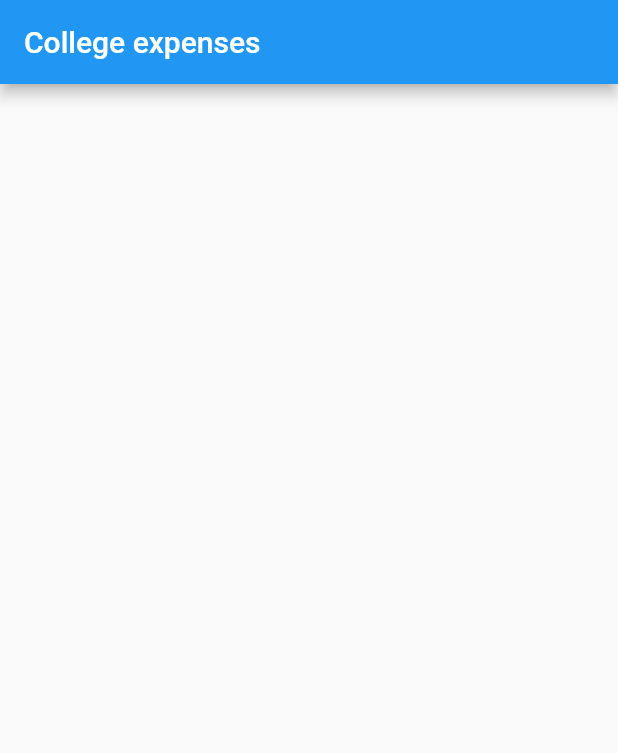
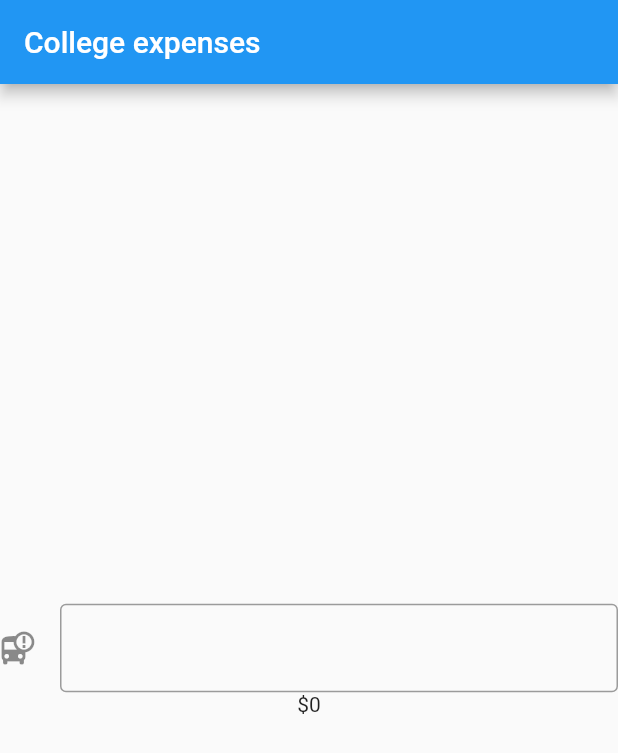
Before and after one commit to sarrietav-dev/uni_expenses, a Flutter app: the screen it shows after launch, on a phone screen of 412 x 824 dp. Shown: the top 753 px of the screen. Run offline on Flutter 3.47's test engine with Material 2 defaults, Android fonts, the phone set to English and light mode, and no system bars.

Commit message:
✨ Add input field

```diff
--- a/lib/main.dart
+++ b/lib/main.dart
@@ -1,4 +1,5 @@
 import 'package:flutter/material.dart';
+import 'package:flutter/services.dart';
 
 void main() {
   runApp(const MyApp());
@@ -19,15 +20,40 @@ class MyApp extends StatelessWidget {
   }
 }
 
-class MyHomePage extends StatelessWidget {
+class MyHomePage extends StatefulWidget {
   const MyHomePage({super.key, required this.title});
 
   final String title;
 
   @override
+  State<MyHomePage> createState() => _MyHomePageState();
+}
+
+class _MyHomePageState extends State<MyHomePage> {
+  int _totalPrice = 0;
+
+  @override
   Widget build(BuildContext context) {
     return Scaffold(
-      appBar: AppBar(title: Text(title)),
+      appBar: AppBar(title: Text(widget.title)),
+      body: Column(
+        mainAxisSize: MainAxisSize.max,
+        mainAxisAlignment: MainAxisAlignment.center,
+        children: [
+          TextField(
+            onChanged: (value) {
+              setState(() {
+                _totalPrice = 2700 * int.parse(value == '' ? '0' : value);
+              });
+            },
+            keyboardType: TextInputType.number,
+            inputFormatters: [FilteringTextInputFormatter.digitsOnly],
+            decoration: const InputDecoration(
+                icon: Icon(Icons.bus_alert), border: OutlineInputBorder()),
+          ),
+          Text("\$$_totalPrice")
+        ],
+      ),
     );
   }
 }
```
